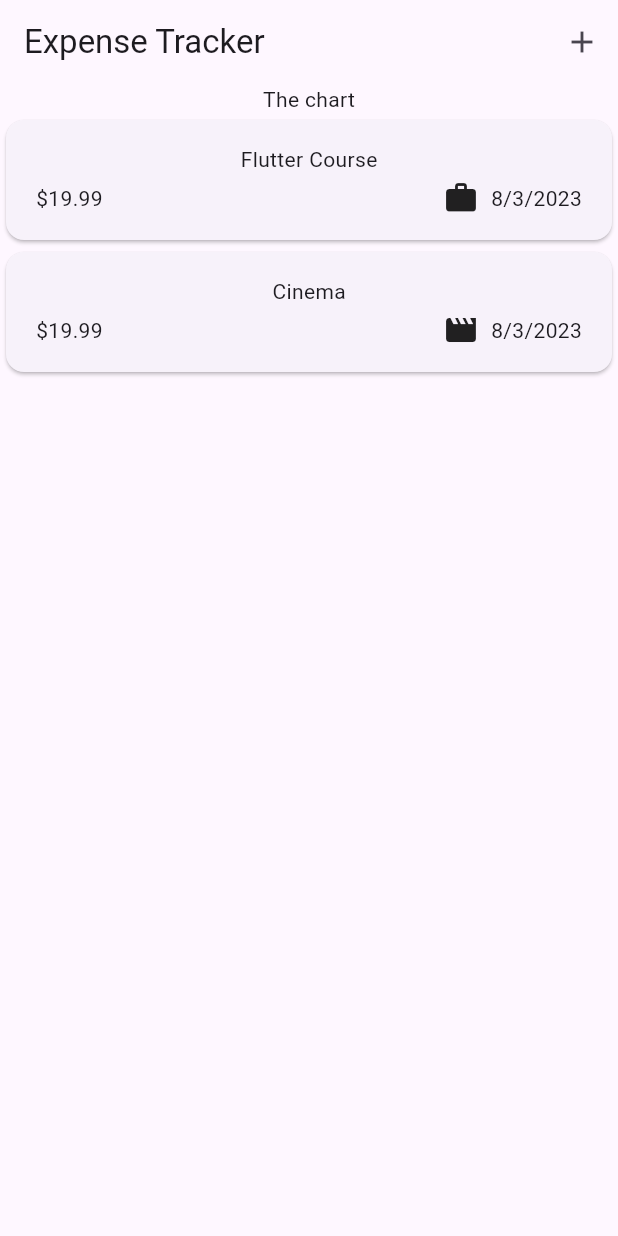
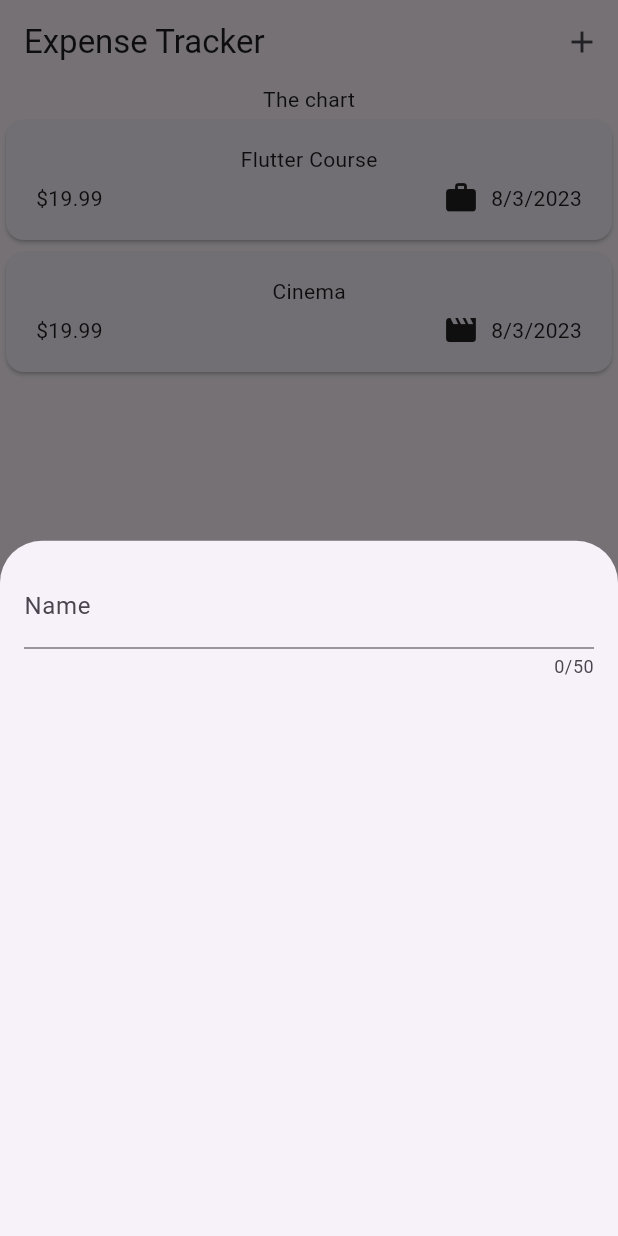
Before and after one commit to Arthurgt/Flutter-Expenses-Tracker, a Flutter app: the screen it shows after launch, after a tap on the "add" icon, on a phone screen of 412 x 824 dp. Run offline on Flutter 3.47's test engine with Material 2 defaults, Android fonts, the phone set to English and light mode, and no system bars.

Commit message:
Commit_7 Created modal window for new expenses

```diff
--- a/lib/widgets/expenses.dart
+++ b/lib/widgets/expenses.dart
@@ -2,6 +2,7 @@ import 'package:flutter/material.dart';
 import 'package:flutter_expense_tracker/models/category.dart';
 import 'package:flutter_expense_tracker/models/expense.dart';
 import 'package:flutter_expense_tracker/widgets/expenses_list/expenses_list.dart';
+import 'package:flutter_expense_tracker/widgets/new_expense.dart';
 
 class Expenses extends StatefulWidget {
   const Expenses({super.key});
@@ -28,6 +29,13 @@ class _ExpensesState extends State<Expenses> {
     ),
   ];
 
+  void _openAddExpenseOverlay() {
+    showModalBottomSheet(
+      context: context,
+      builder: (ctx) => NewExpense(),
+    );
+  }
+
   @override
   Widget build(BuildContext context) {
     return Scaffold(
@@ -36,7 +44,7 @@ class _ExpensesState extends State<Expenses> {
         actions: [
           IconButton(
             icon: Icon(Icons.add),
-            onPressed: () {},
+            onPressed: _openAddExpenseOverlay,
           ),
         ],
       ),
--- /dev/null
+++ b/lib/widgets/new_expense.dart
@@ -0,0 +1,28 @@
+import 'package:flutter/material.dart';
+
+class NewExpense extends StatefulWidget {
+  const NewExpense({super.key});
+
+  @override
+  State<NewExpense> createState() {
+    return _NewExpenseState();
+  }
+}
+
+class _NewExpenseState extends State<NewExpense> {
+  @override
+  Widget build(BuildContext context) {
+    return Padding(
+        padding: const EdgeInsets.all(16),
+        child: Column(
+          children: const [
+            TextField(
+              maxLength: 50,
+              decoration: InputDecoration(
+                label: Text('Name'),
+              ),
+            ),
+          ],
+        ));
+  }
+}
```
